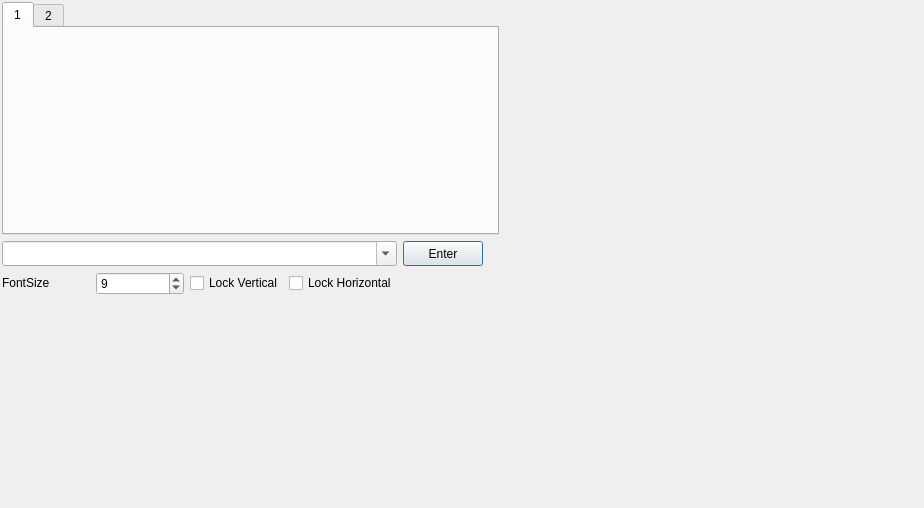
lunaleevip/RTT2UART, file xexunrtt.ui: the form before one commit.
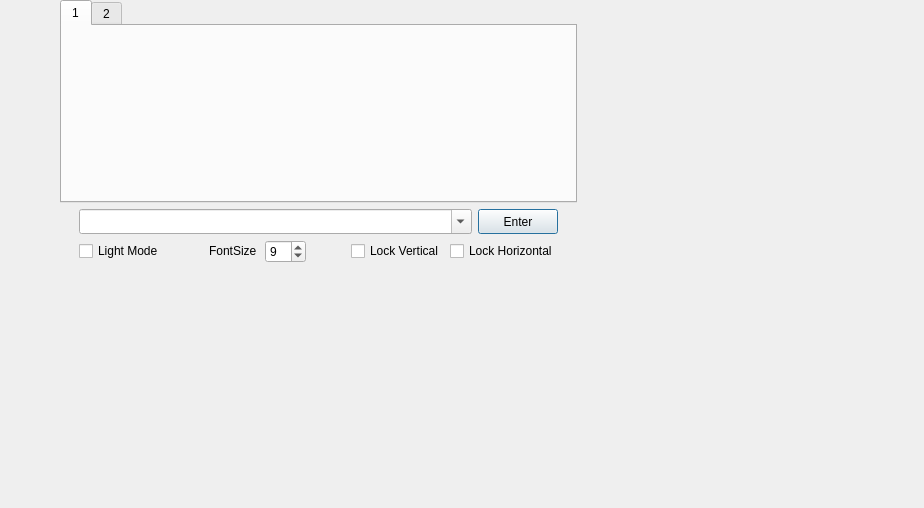
The form after the commit.

Commit message: 添加中文界面

Diff of the .ui file:
```diff
--- a/xexunrtt.ui
+++ b/xexunrtt.ui
@@ -16,34 +16,15 @@
   <widget class="QWidget" name="">
    <property name="geometry">
     <rect>
-     <x>2</x>
-     <y>2</y>
-     <width>497</width>
-     <height>303</height>
+     <x>60</x>
+     <y>0</y>
+     <width>517</width>
+     <height>276</height>
     </rect>
    </property>
    <layout class="QGridLayout" name="gridLayout">
-    <item row="1" column="4">
-     <widget class="QPushButton" name="pushButton">
-      <property name="enabled">
-       <bool>true</bool>
-      </property>
-      <property name="maximumSize">
-       <size>
-        <width>80</width>
-        <height>26</height>
-       </size>
-      </property>
-      <property name="text">
-       <string>Enter</string>
-      </property>
-      <property name="default">
-       <bool>true</bool>
-      </property>
-     </widget>
-    </item>
-    <item row="1" column="5">
-     <spacer name="horizontalSpacer">
+    <item row="1" column="0">
+     <spacer name="horizontalSpacer_6">
       <property name="orientation">
        <enum>Qt::Horizontal</enum>
       </property>
@@ -52,13 +33,52 @@
       </property>
       <property name="sizeHint" stdset="0">
        <size>
-        <width>10</width>
+        <width>13</width>
         <height>20</height>
        </size>
       </property>
      </spacer>
     </item>
     <item row="2" column="0">
+     <spacer name="horizontalSpacer_2">
+      <property name="orientation">
+       <enum>Qt::Horizontal</enum>
+      </property>
+      <property name="sizeType">
+       <enum>QSizePolicy::Fixed</enum>
+      </property>
+      <property name="sizeHint" stdset="0">
+       <size>
+        <width>13</width>
+        <height>20</height>
+       </size>
+      </property>
+     </spacer>
+    </item>
+    <item row="2" column="1">
+     <widget class="QCheckBox" name="light_checkbox">
+      <property name="text">
+       <string>Light Mode</string>
+      </property>
+     </widget>
+    </item>
+    <item row="2" column="2">
+     <spacer name="horizontalSpacer_4">
+      <property name="orientation">
+       <enum>Qt::Horizontal</enum>
+      </property>
+      <property name="sizeType">
+       <enum>QSizePolicy::Expanding</enum>
+      </property>
+      <property name="sizeHint" stdset="0">
+       <size>
+        <width>13</width>
+        <height>20</height>
+       </size>
+      </property>
+     </spacer>
+    </item>
+    <item row="2" column="3">
      <widget class="QLabel" name="label">
       <property name="sizePolicy">
        <sizepolicy hsizetype="Minimum" vsizetype="Fixed">
@@ -77,7 +97,7 @@
       </property>
      </widget>
     </item>
-    <item row="2" column="1">
+    <item row="2" column="4">
      <widget class="QSpinBox" name="fontsize_box">
       <property name="sizePolicy">
        <sizepolicy hsizetype="Minimum" vsizetype="Fixed">
@@ -96,21 +116,53 @@
       </property>
      </widget>
     </item>
-    <item row="2" column="2">
+    <item row="2" column="5">
+     <spacer name="horizontalSpacer_5">
+      <property name="orientation">
+       <enum>Qt::Horizontal</enum>
+      </property>
+      <property name="sizeType">
+       <enum>QSizePolicy::Expanding</enum>
+      </property>
+      <property name="sizeHint" stdset="0">
+       <size>
+        <width>13</width>
+        <height>20</height>
+       </size>
+      </property>
+     </spacer>
+    </item>
+    <item row="2" column="6">
      <widget class="QCheckBox" name="LockV_checkBox">
       <property name="text">
        <string>Lock Vertical</string>
       </property>
      </widget>
     </item>
-    <item row="2" column="3">
+    <item row="2" column="7" colspan="2">
      <widget class="QCheckBox" name="LockH_checkBox">
       <property name="text">
        <string>Lock Horizontal</string>
       </property>
      </widget>
     </item>
-    <item row="3" column="2">
+    <item row="2" column="9">
+     <spacer name="horizontalSpacer_3">
+      <property name="orientation">
+       <enum>Qt::Horizontal</enum>
+      </property>
+      <property name="sizeType">
+       <enum>QSizePolicy::Fixed</enum>
+      </property>
+      <property name="sizeHint" stdset="0">
+       <size>
+        <width>13</width>
+        <height>20</height>
+       </size>
+      </property>
+     </spacer>
+    </item>
+    <item row="3" column="5">
      <spacer name="verticalSpacer">
       <property name="orientation">
        <enum>Qt::Vertical</enum>
@@ -121,12 +173,12 @@
       <property name="sizeHint" stdset="0">
        <size>
         <width>20</width>
-        <height>10</height>
+        <height>13</height>
        </size>
       </property>
      </spacer>
     </item>
-    <item row="0" column="0" colspan="6">
+    <item row="0" column="0" colspan="10">
      <widget class="QTabWidget" name="tem_switch">
       <property name="minimumSize">
        <size>
@@ -149,7 +201,42 @@
       </widget>
      </widget>
     </item>
-    <item row="1" column="0" colspan="4">
+    <item row="1" column="9">
+     <spacer name="horizontalSpacer">
+      <property name="orientation">
+       <enum>Qt::Horizontal</enum>
+      </property>
+      <property name="sizeType">
+       <enum>QSizePolicy::Fixed</enum>
+      </property>
+      <property name="sizeHint" stdset="0">
+       <size>
+        <width>13</width>
+        <height>20</height>
+       </size>
+      </property>
+     </spacer>
+    </item>
+    <item row="1" column="8">
+     <widget class="QPushButton" name="pushButton">
+      <property name="enabled">
+       <bool>true</bool>
+      </property>
+      <property name="maximumSize">
+       <size>
+        <width>80</width>
+        <height>26</height>
+       </size>
+      </property>
+      <property name="text">
+       <string>Enter</string>
+      </property>
+      <property name="default">
+       <bool>true</bool>
+      </property>
+     </widget>
+    </item>
+    <item row="1" column="1" colspan="7">
      <widget class="QComboBox" name="cmd_buffer">
       <property name="sizePolicy">
        <sizepolicy hsizetype="Expanding" vsizetype="Fixed">
```
The commit also changes 5 other files.
